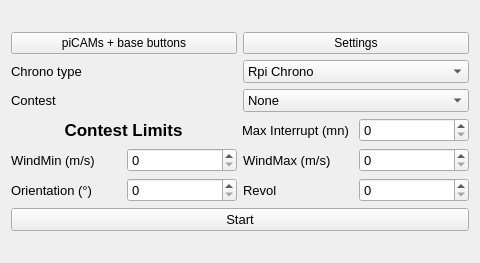
Before: the Qt Designer form F3FChrono/gui/WConfig.ui in jomarin38/F3FChrono, drawn with Qt 5.
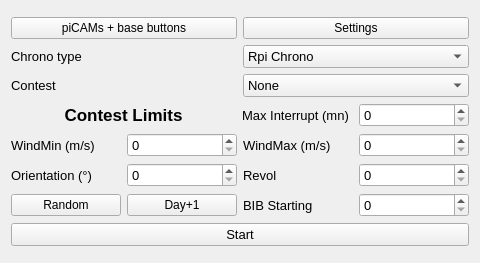
After: the same form once the commit is applied.

Commit message: Adding contest starting bib number and refly value in BDD

```diff
--- a/F3FChrono/gui/WConfig.ui
+++ b/F3FChrono/gui/WConfig.ui
@@ -248,6 +248,45 @@
        </item>
       </layout>
      </item>
+     <item>
+      <layout class="QHBoxLayout" name="horizontalLayout_11">
+       <item>
+        <widget class="QPushButton" name="randombtn">
+         <property name="text">
+          <string>Random</string>
+         </property>
+        </widget>
+       </item>
+       <item>
+        <widget class="QPushButton" name="day_1btn">
+         <property name="text">
+          <string>Day+1</string>
+         </property>
+        </widget>
+       </item>
+       <item>
+        <widget class="QLabel" name="bib_start_label">
+         <property name="font">
+          <font>
+           <pointsize>10</pointsize>
+          </font>
+         </property>
+         <property name="text">
+          <string>BIB Starting</string>
+         </property>
+        </widget>
+       </item>
+       <item>
+        <widget class="QSpinBox" name="bib_start">
+         <property name="font">
+          <font>
+           <pointsize>10</pointsize>
+          </font>
+         </property>
+        </widget>
+       </item>
+      </layout>
+     </item>
      <item>
       <widget class="QPushButton" name="StartBtn">
        <property name="font">
```
The commit also changes 19 other files.
